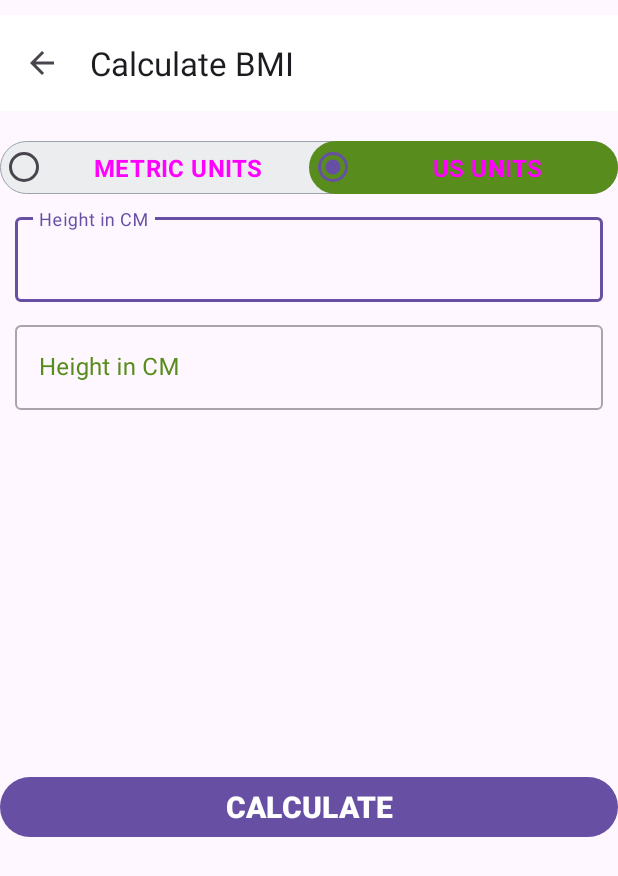
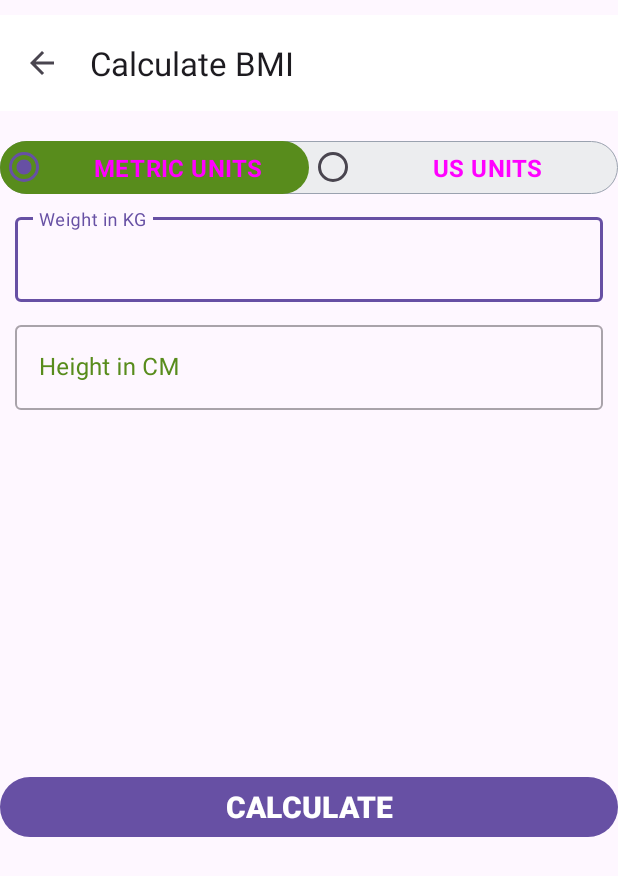
Before and after one commit to jarvision-git/7MinutesWorkout, an Android app: the BMIActivity screen opened directly, with no data from a screen before it, on a phone screen of 412 x 824 dp. Shown: the top 876 px of the screen. Run offline under Robolectric (Android 15) with nearby library versions, the light colour scheme and no system bars.

Commit message:
completed BMI activity

```diff
--- a/app/src/main/res/layout/activity_bmi.xml
+++ b/app/src/main/res/layout/activity_bmi.xml
@@ -47,7 +47,6 @@
             android:layout_height="35dp"
             android:layout_weight="0.5"
             android:background="@drawable/unit_selector"
-            android:checked="true"
             android:gravity="center"
             android:text="US UNITS"
             android:textColor="@drawable/unit_color_selector"
@@ -71,7 +70,7 @@
             android:id="@+id/Weight"
             android:layout_width="match_parent"
             android:layout_height="wrap_content"
-            android:hint="Height in CM"
+            android:hint="Weight in KG"
             android:inputType="numberDecimal"
             android:textSize="16sp"
             />
@@ -97,11 +96,56 @@
             android:hint="Height in CM"
             android:inputType="numberDecimal"
             android:textSize="16sp"/>
+
     </com.google.android.material.textfield.TextInputLayout>
 
+    <com.google.android.material.textfield.TextInputLayout
+        android:id="@+id/tvUSHeightft"
+        android:layout_width="180dp"
+        android:layout_height="wrap_content"
+        android:visibility="invisible"
+
+        app:layout_constraintStart_toStartOf="parent"
+
+        android:layout_margin="10dp"
+        app:layout_constraintTop_toBottomOf="@+id/tvWeight"
+        android:textColorHint="@color/colorAccent"
+        style="@style/Widget.MaterialComponents.TextInputLayout.OutlinedBox">
 
 
+        <androidx.appcompat.widget.AppCompatEditText
+            android:id="@+id/usHeightft"
+            android:layout_width="match_parent"
+            android:layout_height="wrap_content"
+            android:hint="Height in Ft"
+            android:inputType="numberDecimal"
+            android:textSize="16sp"/>
 
+    </com.google.android.material.textfield.TextInputLayout>
+
+    <com.google.android.material.textfield.TextInputLayout
+        android:id="@+id/tvUSHeightin"
+        android:visibility="invisible"
+        android:layout_width="180dp"
+        android:layout_height="wrap_content"
+        app:layout_constraintEnd_toEndOf="parent"
+        android:layout_marginLeft="200sp"
+
+        android:layout_margin="10dp"
+        app:layout_constraintTop_toBottomOf="@+id/tvWeight"
+        android:textColorHint="@color/colorAccent"
+        style="@style/Widget.MaterialComponents.TextInputLayout.OutlinedBox">
+
+
+        <androidx.appcompat.widget.AppCompatEditText
+            android:id="@+id/usHeightin"
+            android:layout_width="match_parent"
+            android:layout_height="wrap_content"
+            android:hint="Height in Inches"
+            android:inputType="numberDecimal"
+            android:textSize="16sp"/>
+
+    </com.google.android.material.textfield.TextInputLayout>
     <TextView
         android:id="@+id/textView2"
         android:layout_width="wrap_content"
```
Also changed, not shown: app/src/main/java/com/example/a7minutesworkout/BMIActivity.kt (+27 -2 lines).
